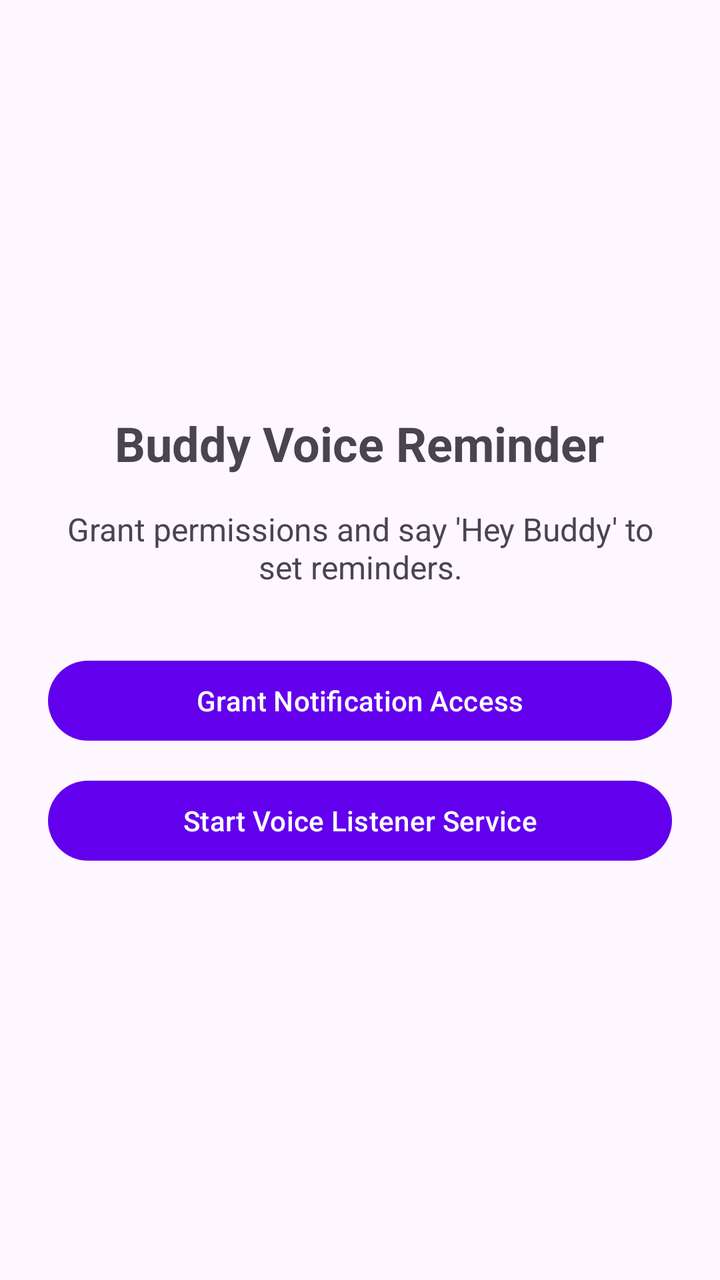
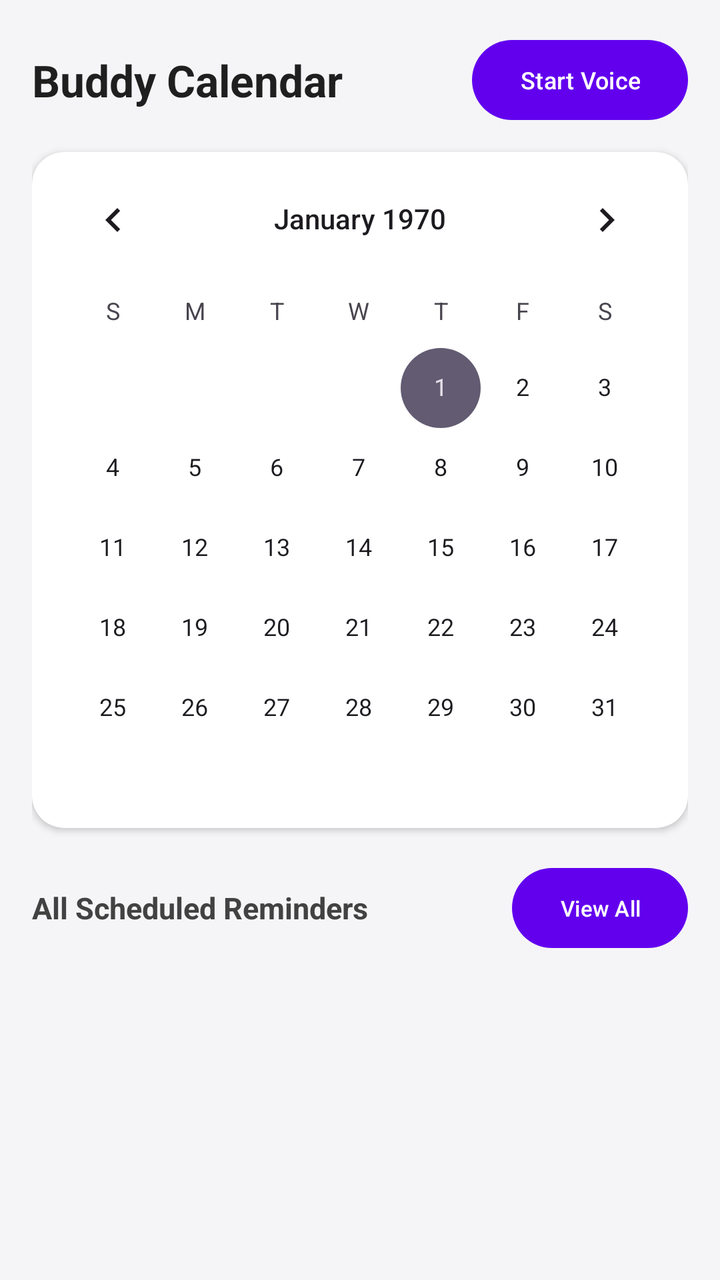

Before-and-after screenshots of an Android layout around one commit, followed by the original layout XML and the change that was made.
<!-- AndroidManifest.xml: application theme Theme.BuddyReminder -->
<!-- res/layout/activity_main.xml -->
﻿<?xml version="1.0" encoding="utf-8"?>
<LinearLayout xmlns:android="http://schemas.android.com/apk/res/android"
    android:layout_width="match_parent"
    android:layout_height="match_parent"
    android:orientation="vertical"
    android:padding="24dp"
    android:gravity="center">

    <TextView
        android:layout_width="wrap_content"
        android:layout_height="wrap_content"
        android:text="Buddy Voice Reminder"
        android:textSize="24sp"
        android:textStyle="bold"
        android:layout_marginBottom="16dp" />

    <TextView
        android:layout_width="wrap_content"
        android:layout_height="wrap_content"
        android:text="Grant permissions and say 'Hey Buddy' to set reminders."
        android:textAlignment="center"
        android:textSize="16sp"
        android:layout_marginBottom="32dp" />

    <Button
        android:id="@+id/btnNotificationAccess"
        android:layout_width="match_parent"
        android:layout_height="wrap_content"
        android:text="Grant Notification Access"
        android:layout_marginBottom="12dp" />

    <Button
        android:id="@+id/btnStartService"
        android:layout_width="match_parent"
        android:layout_height="wrap_content"
        android:text="Start Voice Listener Service" />

</LinearLayout>
<!-- resources referenced by this layout -->
<resources>
  <style name="Theme.BuddyReminder" parent="Theme.Material3.DayNight.NoActionBar">
          <item name="colorPrimary">#6200EE</item>
      </style>
</resources>

<!-- the commit's change to res/layout/activity_main.xml (unified diff, before → after) -->
@@ -1,38 +1,82 @@
-﻿<?xml version="1.0" encoding="utf-8"?>
+<?xml version="1.0" encoding="utf-8"?>
+
 <LinearLayout xmlns:android="http://schemas.android.com/apk/res/android"
+    xmlns:app="http://schemas.android.com/apk/res-auto"
     android:layout_width="match_parent"
     android:layout_height="match_parent"
     android:orientation="vertical"
-    android:padding="24dp"
-    android:gravity="center">
+    android:background="#F5F5F7"
+    android:padding="16dp">
 
-    <TextView
-        android:layout_width="wrap_content"
-        android:layout_height="wrap_content"
-        android:text="Buddy Voice Reminder"
-        android:textSize="24sp"
-        android:textStyle="bold"
-        android:layout_marginBottom="16dp" />
-
-    <TextView
-        android:layout_width="wrap_content"
-        android:layout_height="wrap_content"
-        android:text="Grant permissions and say 'Hey Buddy' to set reminders."
-        android:textAlignment="center"
-        android:textSize="16sp"
-        android:layout_marginBottom="32dp" />
-
-    <Button
-        android:id="@+id/btnNotificationAccess"
+    <LinearLayout
         android:layout_width="match_parent"
         android:layout_height="wrap_content"
-        android:text="Grant Notification Access"
-        android:layout_marginBottom="12dp" />
+        android:orientation="horizontal"
+        android:gravity="center_vertical"
+        android:paddingBottom="12dp">
 
-    <Button
-        android:id="@+id/btnStartService"
+        <TextView
+            android:layout_width="0dp"
+            android:layout_height="wrap_content"
+            android:layout_weight="1"
+            android:text="Buddy Calendar"
+            android:textColor="#1F1F1F"
+            android:textSize="22sp"
+            android:textStyle="bold" />
+
+        <Button
+            android:id="@+id/btnStartVoice"
+            android:layout_width="wrap_content"
+            android:layout_height="wrap_content"
+            android:text="Start Voice"
+            android:textSize="12sp" />
+    </LinearLayout>
+
+    <androidx.cardview.widget.CardView
         android:layout_width="match_parent"
         android:layout_height="wrap_content"
-        android:text="Start Voice Listener Service" />
+        app:cardCornerRadius="16dp"
+        app:cardElevation="2dp"
+        app:cardBackgroundColor="#FFFFFF"
+        android:layout_marginBottom="16dp">
+
+        <CalendarView
+            android:id="@+id/calendarView"
+            android:layout_width="match_parent"
+            android:layout_height="wrap_content" />
+    </androidx.cardview.widget.CardView>
+
+    <LinearLayout
+        android:layout_width="match_parent"
+        android:layout_height="wrap_content"
+        android:orientation="horizontal"
+        android:gravity="center_vertical"
+        android:layout_marginBottom="8dp">
+
+        <TextView
+            android:id="@+id/tvSectionTitle"
+            android:layout_width="0dp"
+            android:layout_height="wrap_content"
+            android:layout_weight="1"
+            android:text="All Scheduled Reminders"
+            android:textColor="#424242"
+            android:textSize="15sp"
+            android:textStyle="bold" />
+
+        <Button
+            android:id="@+id/btnShowAll"
+            android:layout_width="wrap_content"
+            android:layout_height="wrap_content"
+            android:text="View All"
+            android:textSize="11sp" />
+    </LinearLayout>
+
+    <androidx.recyclerview.widget.RecyclerView
+        android:id="@+id/rvReminders"
+        android:layout_width="match_parent"
+        android:layout_height="0dp"
+        android:layout_weight="1"
+        android:clipToPadding="false"
+        android:paddingBottom="12dp" />
 
 </LinearLayout>
